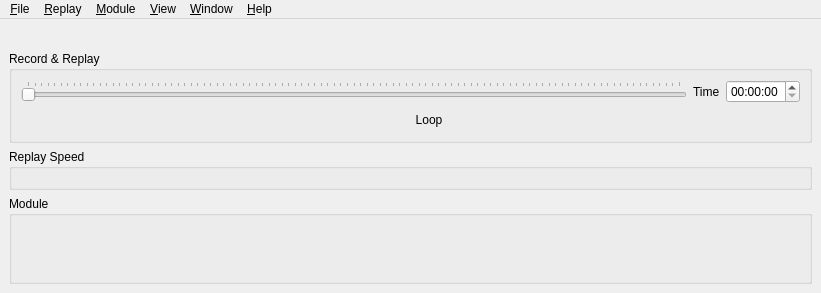
Qt form src/UserInterface/src/MainWindow.ui (till213/SkyDolly) before a commit.
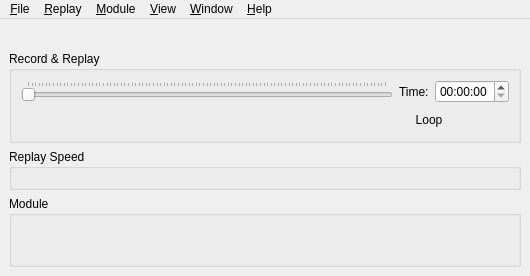
The same form after that commit. Icons and pictures are not drawn. Custom widgets are drawn as their Qt base class.

Diff of the .ui file:
```diff
--- a/src/UserInterface/src/MainWindow.ui
+++ b/src/UserInterface/src/MainWindow.ui
@@ -6,8 +6,8 @@
    <rect>
     <x>0</x>
     <y>0</y>
-    <width>821</width>
-    <height>293</height>
+    <width>516</width>
+    <height>276</height>
    </rect>
   </property>
   <property name="sizePolicy">
@@ -117,7 +117,7 @@
            <item>
             <widget class="QLabel" name="label_11">
              <property name="text">
-              <string>Time</string>
+              <string>Time:</string>
              </property>
             </widget>
            </item>
@@ -350,7 +350,7 @@
     <rect>
      <x>0</x>
      <y>0</y>
-     <width>821</width>
+     <width>516</width>
      <height>21</height>
     </rect>
    </property>
```
